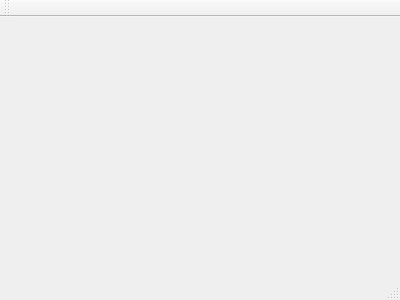
Qt form testing/mainwindow.ui (VADKru/test_lab1) before a commit.
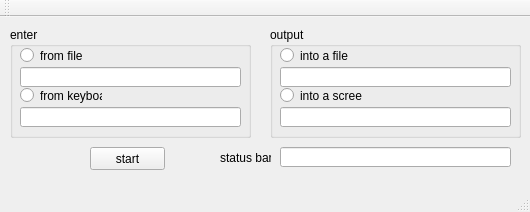
The same form after that commit.

Commit message: Добавлен интерфейс

```diff
--- a/testing/mainwindow.ui
+++ b/testing/mainwindow.ui
@@ -1,24 +1,209 @@
 <ui version="4.0">
  <class>MainWindow</class>
- <widget class="QMainWindow" name="MainWindow" >
-  <property name="geometry" >
+ <widget class="QMainWindow" name="MainWindow">
+  <property name="geometry">
    <rect>
     <x>0</x>
     <y>0</y>
-    <width>400</width>
-    <height>300</height>
+    <width>530</width>
+    <height>212</height>
    </rect>
   </property>
   <property name="windowTitle" >
    <string>MainWindow</string>
   </property>
-  <widget class="QMenuBar" name="menuBar" />
-  <widget class="QToolBar" name="mainToolBar" />
-  <widget class="QWidget" name="centralWidget" />
-  <widget class="QStatusBar" name="statusBar" />
+  <widget class="QWidget" name="centralWidget">
+   <widget class="QLabel" name="label_status">
+    <property name="geometry">
+     <rect>
+      <x>220</x>
+      <y>130</y>
+      <width>51</width>
+      <height>21</height>
+     </rect>
+    </property>
+    <property name="text">
+     <string>status bar</string>
+    </property>
+   </widget>
+   <widget class="QLineEdit" name="lEStatus">
+    <property name="geometry">
+     <rect>
+      <x>280</x>
+      <y>130</y>
+      <width>231</width>
+      <height>20</height>
+     </rect>
+    </property>
+    <property name="readOnly">
+     <bool>true</bool>
+    </property>
+   </widget>
+   <widget class="QGroupBox" name="enter">
+    <property name="geometry">
+     <rect>
+      <x>10</x>
+      <y>10</y>
+      <width>241</width>
+      <height>111</height>
+     </rect>
+    </property>
+    <property name="title">
+     <string>enter</string>
+    </property>
+    <widget class="QRadioButton" name="fromFile">
+     <property name="geometry">
+      <rect>
+       <x>10</x>
+       <y>20</y>
+       <width>82</width>
+       <height>17</height>
+      </rect>
+     </property>
+     <property name="text">
+      <string>from file</string>
+     </property>
+    </widget>
+    <widget class="QRadioButton" name="fromKeyBoard">
+     <property name="geometry">
+      <rect>
+       <x>10</x>
+       <y>60</y>
+       <width>82</width>
+       <height>17</height>
+      </rect>
+     </property>
+     <property name="text">
+      <string>from keyboard</string>
+     </property>
+    </widget>
+    <widget class="QLineEdit" name="lEFromFile">
+     <property name="geometry">
+      <rect>
+       <x>10</x>
+       <y>40</y>
+       <width>221</width>
+       <height>20</height>
+      </rect>
+     </property>
+     <property name="readOnly">
+      <bool>false</bool>
+     </property>
+    </widget>
+    <widget class="QLineEdit" name="lEFromKeyboard">
+     <property name="geometry">
+      <rect>
+       <x>10</x>
+       <y>80</y>
+       <width>221</width>
+       <height>20</height>
+      </rect>
+     </property>
+     <property name="readOnly">
+      <bool>false</bool>
+     </property>
+    </widget>
+   </widget>
+   <widget class="QGroupBox" name="output">
+    <property name="geometry">
+     <rect>
+      <x>270</x>
+      <y>10</y>
+      <width>251</width>
+      <height>111</height>
+     </rect>
+    </property>
+    <property name="title">
+     <string>output</string>
+    </property>
+    <widget class="QRadioButton" name="intoAFile">
+     <property name="geometry">
+      <rect>
+       <x>10</x>
+       <y>20</y>
+       <width>82</width>
+       <height>17</height>
+      </rect>
+     </property>
+     <property name="text">
+      <string>into a file</string>
+     </property>
+    </widget>
+    <widget class="QRadioButton" name="intoAScreen">
+     <property name="geometry">
+      <rect>
+       <x>10</x>
+       <y>60</y>
+       <width>82</width>
+       <height>17</height>
+      </rect>
+     </property>
+     <property name="text">
+      <string>into a screen</string>
+     </property>
+    </widget>
+    <widget class="QLineEdit" name="lEIntoAFile">
+     <property name="geometry">
+      <rect>
+       <x>10</x>
+       <y>40</y>
+       <width>231</width>
+       <height>20</height>
+      </rect>
+     </property>
+     <property name="readOnly">
+      <bool>false</bool>
+     </property>
+    </widget>
+    <widget class="QLineEdit" name="lEIntoAScreen">
+     <property name="geometry">
+      <rect>
+       <x>10</x>
+       <y>80</y>
+       <width>231</width>
+       <height>20</height>
+      </rect>
+     </property>
+     <property name="readOnly">
+      <bool>true</bool>
+     </property>
+    </widget>
+   </widget>
+   <widget class="QPushButton" name="Start">
+    <property name="geometry">
+     <rect>
+      <x>90</x>
+      <y>130</y>
+      <width>75</width>
+      <height>23</height>
+     </rect>
+    </property>
+    <property name="text">
+     <string>start</string>
+    </property>
+   </widget>
+  </widget>
+  <widget class="QMenuBar" name="menuBar">
+   <property name="geometry">
+    <rect>
+     <x>0</x>
+     <y>0</y>
+     <width>530</width>
+     <height>21</height>
+    </rect>
+   </property>
+  </widget>
+  <widget class="QToolBar" name="mainToolBar">
+   <attribute name="toolBarArea">
+    <enum>TopToolBarArea</enum>
+   </attribute>
+   <attribute name="toolBarBreak">
+    <bool>false</bool>
+   </attribute>
+  </widget>
+  <widget class="QStatusBar" name="statusBar"/>
  </widget>
- <layoutDefault spacing="6" margin="11" />
- <pixmapfunction></pixmapfunction>
+ <layoutdefault spacing="6" margin="11"/>
  <resources/>
  <connections/>
 </ui>
```
Left out of the diff: 3 changed lines with no effect on the pictures. The commit also changes 1 other file.
